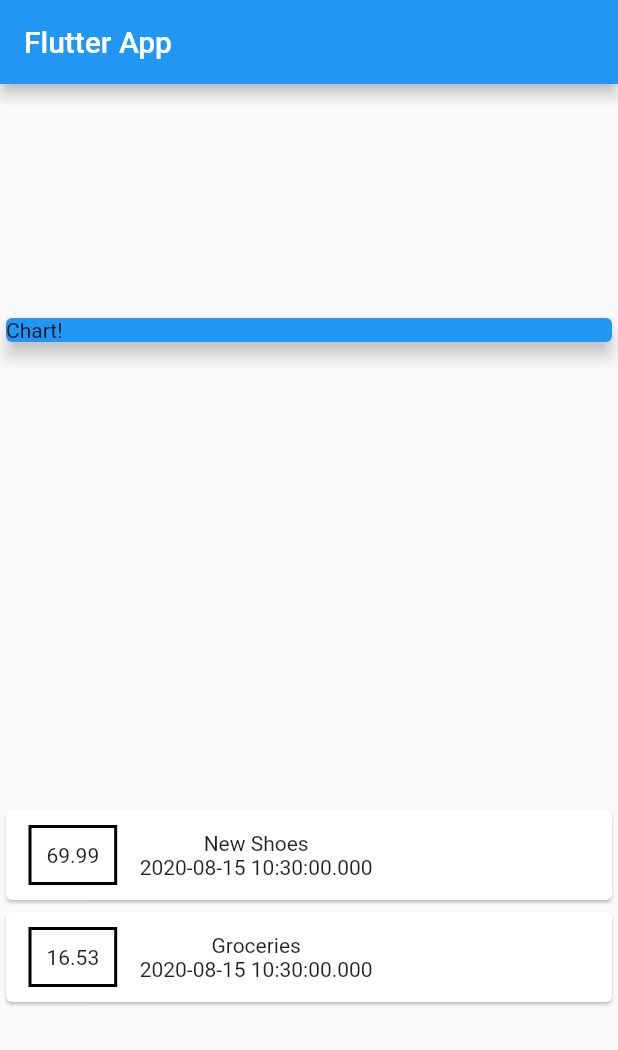
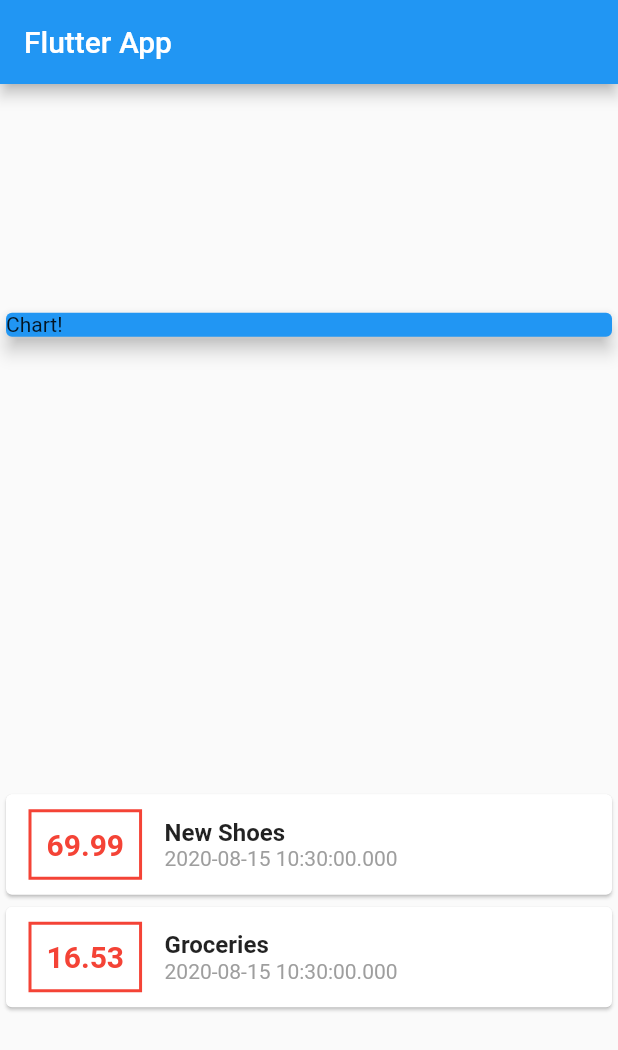
Before and after one commit to sravanpabolu/ExpensePlannerTraining, a Flutter app: the screen it shows after launch, on a phone screen of 412 x 824 dp. Shown: the top 1050 px of the screen. Run offline on Flutter 3.47's test engine with Material 2 defaults, Android fonts, the phone set to English and light mode, and no system bars.

Commit message:
Styling the title and subtitle.

```diff
--- a/lib/main.dart
+++ b/lib/main.dart
@@ -68,20 +68,35 @@ class MyHomePage extends StatelessWidget {
                           ),
                           decoration: BoxDecoration(
                             border: Border.all(
-                              color: Colors.black,
+                              color: Colors.red,
                               width: 2,
                             ),
                           ),
                           padding: EdgeInsets.all(10),
                           child: Text(
                             tx.amount.toString(),
+                            style: TextStyle(
+                              fontWeight: FontWeight.bold,
+                              fontSize: 20,
+                              color: Colors.red,
+                            ),
                           ),
                         ),
                         Column(
+                          crossAxisAlignment: CrossAxisAlignment.start,
                           children: <Widget>[
-                            Text(tx.title),
+                            Text(
+                              tx.title,
+                              style: TextStyle(
+                                fontSize: 16,
+                                fontWeight: FontWeight.bold,
+                              ),
+                            ),
                             Text(
                               tx.date.toString(),
+                              style: TextStyle(
+                                color: Colors.grey,
+                              ),
                             ),
                           ],
                         )
```
